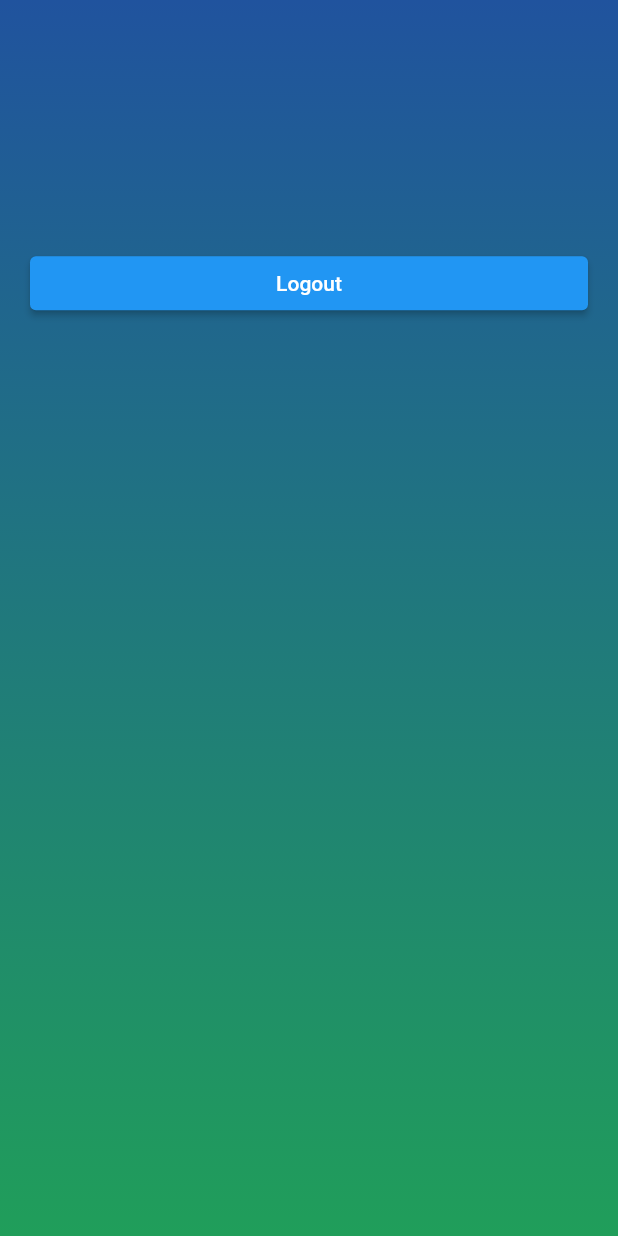
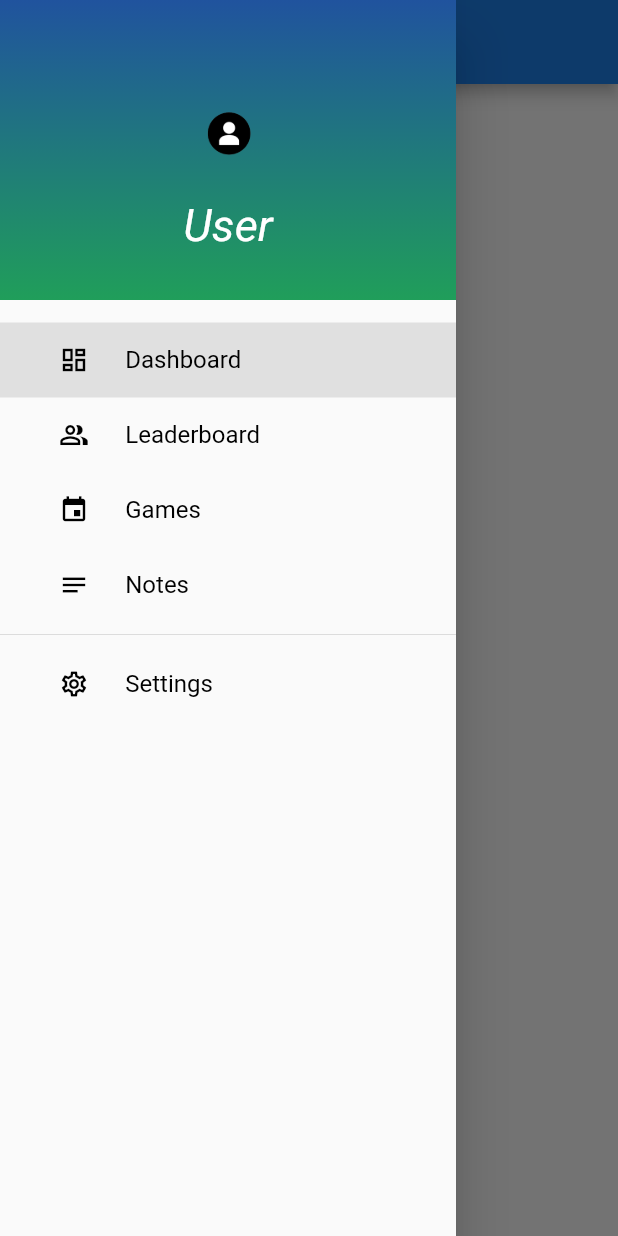
Before and after one commit to ImSwathy/miniproject, a Flutter app: the HomeScreen screen opened directly, with the side drawer open (before the commit the screen has no drawer), on a phone screen of 412 x 824 dp. Run offline on Flutter 3.47's test engine with Material 2 defaults, Android fonts, the phone set to English and light mode, and no system bars.

Commit message:
New code

```diff
--- /dev/null
+++ b/lib/screens/Games.dart
@@ -0,0 +1,18 @@
+
+import 'package:flutter/material.dart';
+
+class GamesPage extends StatefulWidget {
+  @override
+  _GamesPageState createState() => _GamesPageState();
+}
+
+class _GamesPageState extends State<GamesPage> {
+  @override
+  Widget build(BuildContext context) {
+    return Container(
+      child: Center(
+        child: Text("Games Page"),
+      ),
+    );
+  }
+}
--- /dev/null
+++ b/lib/screens/Leaderboard.dart
@@ -0,0 +1,13 @@
+
+import 'package:flutter/material.dart';
+
+class LeaderboardPage extends StatelessWidget {
+  @override
+  Widget build(BuildContext context) {
+    return Container(
+      child: Center(
+        child: Text("Leaderboard Page"),
+      ),
+    );
+  }
+}
--- /dev/null
+++ b/lib/screens/dashboard.dart
@@ -0,0 +1,12 @@
+import 'package:flutter/material.dart';
+
+class DashboardPage extends StatelessWidget {
+  @override
+  Widget build(BuildContext context) {
+    return Container(
+      child: Center(
+        child: Text("Dashboard Page"),
+      ),
+    );
+  }
+}
--- a/lib/screens/home_screen.dart
+++ b/lib/screens/home_screen.dart
@@ -1,10 +1,15 @@
 import 'package:flutter/material.dart';
-import 'package:flutter/src/widgets/framework.dart';
-import 'package:flutter/src/widgets/placeholder.dart';
+//import 'package:flutter/src/widgets/placeholder.dart';
+import 'package:flutter_proj/screens/my_drawer_header.dart';
+import 'package:flutter_proj/screens/settings.dart';
 import 'package:flutter_proj/screens/signin_screen.dart';
-import 'package:flutter_proj/screens/signup_screen.dart';
+//import 'package:flutter_proj/screens/signup_screen.dart';
 
 import '../utils/color_utils.dart';
+import 'Leaderboard.dart';
+import 'dashboard.dart';
+import 'Games.dart';
+import 'notes.dart';
 
 class HomeScreen extends StatefulWidget {
   const HomeScreen({super.key});
@@ -14,32 +19,120 @@ class HomeScreen extends StatefulWidget {
 }
 
 class _HomeScreenState extends State<HomeScreen> {
+  var currentPage = DrawerSections.dashboard;
+
   @override
   Widget build(BuildContext context) {
+    var container;
+    if (currentPage == DrawerSections.dashboard) {
+      container = DashboardPage();
+    } else if (currentPage == DrawerSections.Leaderboard) {
+      container = LeaderboardPage();
+    } else if (currentPage == DrawerSections.Games) {
+      container = GamesPage();
+    } else if (currentPage == DrawerSections.notes) {
+      container = NotesPage();
+    } else if (currentPage == DrawerSections.settings) {
+      container = SettingsPage();
+    }
     return Scaffold(
-        body: Container(
-            width: MediaQuery.of(context).size.width,
-            height: MediaQuery.of(context).size.height,
-            decoration: BoxDecoration(
-                gradient: LinearGradient(colors: [
-              hexStringToColor('20539E'),
-              hexStringToColor('20797C'),
-              hexStringToColor('209E5A')
-            ], begin: Alignment.topCenter, end: Alignment.bottomCenter)),
-            child: SingleChildScrollView(
-              child: Padding(
-                padding: EdgeInsets.fromLTRB(
-                    20, MediaQuery.of(context).size.height * .2, 20, 0),
-                child: ElevatedButton(
-                  child: const Text("Logout"),
-                  onPressed: () {
-                    Navigator.push(
-                        context,
-                        MaterialPageRoute(
-                            builder: (context) => const SignInScreen()));
-                  },
+      appBar: AppBar(
+        backgroundColor: Color.fromARGB(255, 28, 127, 232),
+        title: Text("Physioplay"),
+      ),
+      body: container,
+      drawer: Drawer(
+        child: SingleChildScrollView(
+          child: Container(
+            child: Column(
+              children: [
+                MyHeaderDrawer(),
+                MyDrawerList(),
+              ],
+            ),
+          ),
+        ),
+      ),
+    );
+  }
+
+  Widget MyDrawerList() {
+    return Container(
+      padding: EdgeInsets.only(
+        top: 15,
+      ),
+      child: Column(
+        // shows the list of menu drawer
+        children: [
+          menuItem(1, "Dashboard", Icons.dashboard_outlined,
+              currentPage == DrawerSections.dashboard ? true : false),
+          menuItem(2, "Leaderboard", Icons.people_alt_outlined,
+              currentPage == DrawerSections.Leaderboard ? true : false),
+          menuItem(3, "Games", Icons.event,
+              currentPage == DrawerSections.Games ? true : false),
+          menuItem(4, "Notes", Icons.notes,
+              currentPage == DrawerSections.notes ? true : false),
+          Divider(),
+          menuItem(5, "Settings", Icons.settings_outlined,
+              currentPage == DrawerSections.settings ? true : false),
+        ],
+      ),
+    );
+  }
+
+  Widget menuItem(int id, String title, IconData icon, bool selected) {
+    return Material(
+      color: selected ? Colors.grey[300] : Colors.transparent,
+      child: InkWell(
+        onTap: () {
+          Navigator.pop(context);
+          setState(() {
+            if (id == 1) {
+              currentPage = DrawerSections.dashboard;
+            } else if (id == 2) {
+              currentPage = DrawerSections.Leaderboard;
+            } else if (id == 3) {
+              currentPage = DrawerSections.Games;
+            } else if (id == 4) {
+              currentPage = DrawerSections.notes;
+            } else if (id == 5) {
+              currentPage = DrawerSections.settings;
+            }
+          });
+        },
+        child: Padding(
+          padding: EdgeInsets.all(15.0),
+          child: Row(
+            children: [
+              Expanded(
+                child: Icon(
+                  icon,
+                  size: 20,
+                  color: Colors.black,
                 ),
               ),
-            )));
+              Expanded(
+                flex: 3,
+                child: Text(
+                  title,
+                  style: TextStyle(
+                    color: Colors.black,
+                    fontSize: 16,
+                  ),
+                ),
+              ),
+            ],
+          ),
+        ),
+      ),
+    );
   }
 }
+
+enum DrawerSections {
+  dashboard,
+  Leaderboard,
+  Games,
+  notes,
+  settings,
+}
--- /dev/null
+++ b/lib/screens/my_drawer_header.dart
@@ -0,0 +1,51 @@
+import 'package:flutter/material.dart';
+import 'package:flutter_proj/screens/signup_screen.dart';
+import 'package:flutter/src/widgets/framework.dart';
+import 'package:flutter/src/widgets/placeholder.dart';
+import 'package:flutter_proj/utils/color_utils.dart';
+
+import '../reusable_widgets/reusable.dart';
+import 'home_screen.dart';
+
+class MyHeaderDrawer extends StatefulWidget {
+  const MyHeaderDrawer({super.key});
+
+  @override
+  State<MyHeaderDrawer> createState() => _MyHeaderDrawerState();
+}
+
+class _MyHeaderDrawerState extends State<MyHeaderDrawer> {
+  @override
+  Widget build(BuildContext context) {
+    return Container(
+      decoration: BoxDecoration(
+          gradient: LinearGradient(colors: [
+        hexStringToColor('20539E'),
+        hexStringToColor('20797C'),
+        hexStringToColor('209E5A')
+      ], begin: Alignment.topCenter, end: Alignment.bottomCenter)),
+      width: double.infinity,
+      height: 200,
+      padding: const EdgeInsets.only(top: 20),
+      child: Column(
+        mainAxisAlignment: MainAxisAlignment.center,
+        children: [
+          Container(
+            margin: const EdgeInsets.only(bottom: 10),
+            height: 70,
+            decoration: const BoxDecoration(
+                shape: BoxShape.circle,
+                image: DecorationImage(
+                  image: AssetImage('assets/images/profile.png'),
+                )),
+          ),
+          const Text(
+            "User",
+            style: TextStyle(
+                color: Colors.white, fontSize: 30, fontStyle: FontStyle.italic),
+          ),
+        ],
+      ),
+    );
+  }
+}
--- /dev/null
+++ b/lib/screens/notes.dart
@@ -0,0 +1,17 @@
+import 'package:flutter/material.dart';
+
+class NotesPage extends StatefulWidget {
+  @override
+  _NotesPageState createState() => _NotesPageState();
+}
+
+class _NotesPageState extends State<NotesPage> {
+  @override
+  Widget build(BuildContext context) {
+    return Container(
+      child: Center(
+        child: Text("Notes Page"),
+      ),
+    );
+  }
+}
--- /dev/null
+++ b/lib/screens/settings.dart
@@ -0,0 +1,17 @@
+import 'package:flutter/material.dart';
+
+class SettingsPage extends StatefulWidget {
+  @override
+  _SettingsPageState createState() => _SettingsPageState();
+}
+
+class _SettingsPageState extends State<SettingsPage> {
+  @override
+  Widget build(BuildContext context) {
+    return Container(
+      child: Center(
+        child: Text("Settings Page"),
+      ),
+    );
+  }
+}
--- a/pubspec.yaml
+++ b/pubspec.yaml
@@ -1,6 +1,6 @@
 name: flutter_proj
 description: A new Flutter project.
-# The following line prevents the package from being accidentally published to
+# The following line prGames the package from being accidentally published to
 # pub.dev using `flutter pub publish`. This is preferred for private packages.
 publish_to: 'none' # Remove this line if you wish to publish to pub.dev
 
```
Also changed, not shown: assets/images/profile.png (added), 1 other file.
